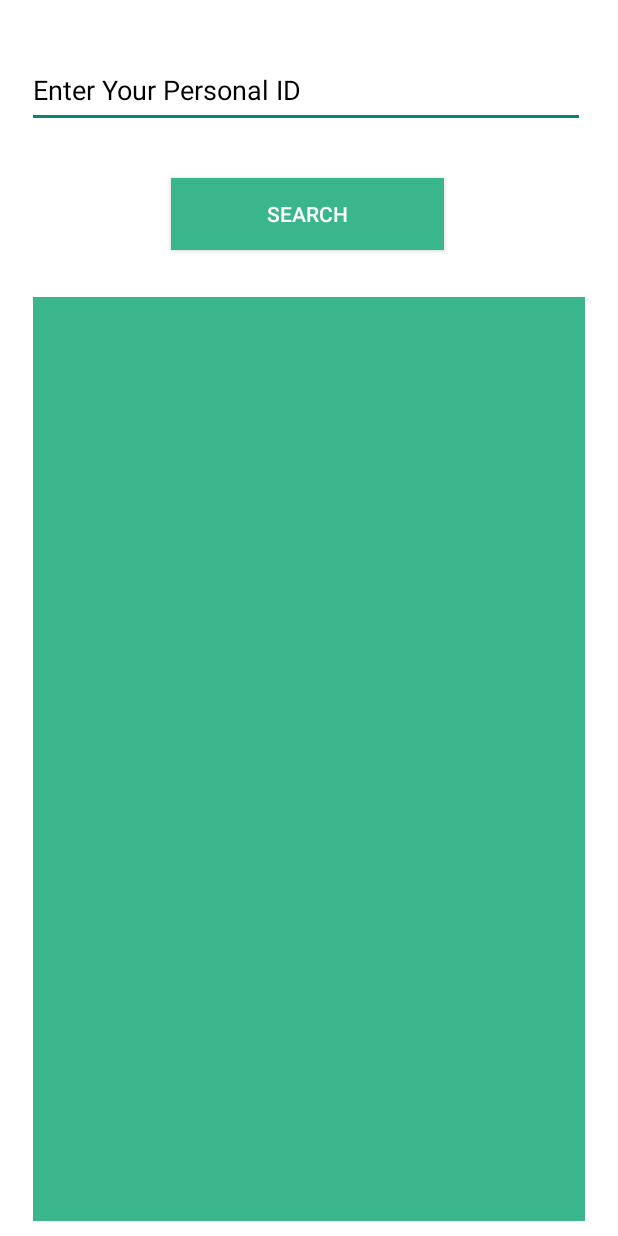
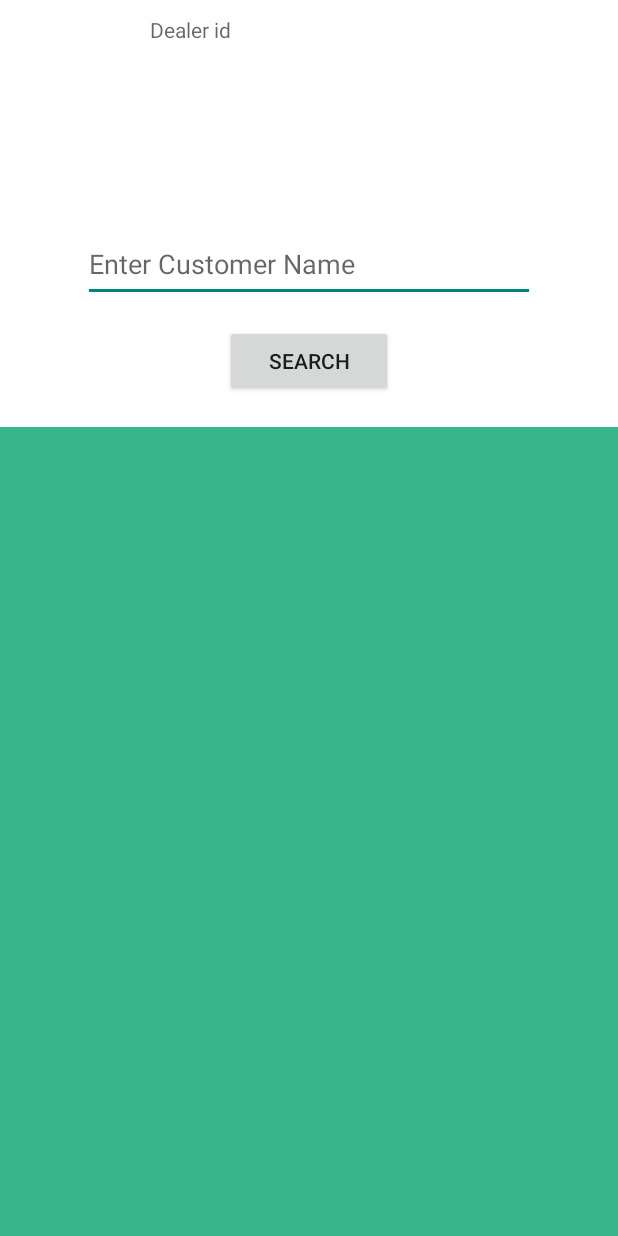
Before and after one commit to Rohancp29/Solar, an Android app: the Your_Customer screen opened directly, with no data from a screen before it, on a phone screen of 412 x 824 dp. Run offline under Robolectric (Android 15) with nearby library versions, the phone set to English and light mode, and no system bars; our stand-ins replace Firebase (no records; nobody signed in at launch, a user with empty details on screens opened directly), Volley; network calls fail; 1 statement that could not run was skipped.

Commit message:
myregistration
done

```diff
--- a/app/src/main/java/com/example/android/samrudhisolar/CustomerAdapter.java
+++ b/app/src/main/java/com/example/android/samrudhisolar/CustomerAdapter.java
@@ -41,9 +41,10 @@ public class CustomerAdapter extends RecyclerView.Adapter<CustomerAdapter.ViewHo
     public void onBindViewHolder(@NonNull CustomerAdapter.ViewHolder holder, int position) {
         CustomerModel customerModel=list.get(position);
         holder.nameTV.setText(customerModel.getNamecu());
-        holder.emailTV.setText(customerModel.getEmailcu());
+        holder.emailTV.setText(customerModel.getSystemsearialno());
         holder.addressTV.setText(customerModel.getAddresscu());
         holder.phoneTV.setText(customerModel.getPhonecu());
+        holder.dateodinstall.setText(customerModel.getDateofinstall());
         Glide.with(context).load(list.get(position).getImagecu()).fitCenter().apply(option).into(holder.customerIV);
     }
 
@@ -56,7 +57,7 @@ public class CustomerAdapter extends RecyclerView.Adapter<CustomerAdapter.ViewHo
         notifyDataSetChanged();
     }
     public class ViewHolder extends RecyclerView.ViewHolder {
-        TextView nameTV,emailTV,addressTV,phoneTV;
+        TextView nameTV,emailTV,addressTV,phoneTV,dateodinstall;
         ImageView customerIV;
         public ViewHolder(@NonNull View itemView) {
             super(itemView);
@@ -65,6 +66,7 @@ public class CustomerAdapter extends RecyclerView.Adapter<CustomerAdapter.ViewHo
             addressTV=itemView.findViewById(R.id.idTVCUAddress);
             phoneTV=itemView.findViewById(R.id.idTVCUPhoneNumber);
             customerIV=itemView.findViewById(R.id.idIVcu);
+            dateodinstall=itemView.findViewById(R.id.idTVCUdateinstl);
         }
     }
 }
--- a/app/src/main/java/com/example/android/samrudhisolar/Your_Customer.java
+++ b/app/src/main/java/com/example/android/samrudhisolar/Your_Customer.java
@@ -1,5 +1,6 @@
 package com.example.android.samrudhisolar;
 
+import androidx.annotation.NonNull;
 import androidx.appcompat.app.AppCompatActivity;
 import androidx.recyclerview.widget.LinearLayoutManager;
 import androidx.recyclerview.widget.RecyclerView;
@@ -10,6 +11,7 @@ import android.text.TextUtils;
 import android.view.View;
 import android.widget.Button;
 import android.widget.EditText;
+import android.widget.TextView;
 import android.widget.Toast;
 
 import com.android.volley.Request;
@@ -18,6 +20,13 @@ import com.android.volley.Response;
 import com.android.volley.VolleyError;
 import com.android.volley.toolbox.JsonObjectRequest;
 import com.android.volley.toolbox.Volley;
+import com.google.firebase.auth.FirebaseAuth;
+import com.google.firebase.auth.FirebaseUser;
+import com.google.firebase.database.DataSnapshot;
+import com.google.firebase.database.DatabaseError;
+import com.google.firebase.database.DatabaseReference;
+import com.google.firebase.database.FirebaseDatabase;
+import com.google.firebase.database.ValueEventListener;
 
 import org.json.JSONArray;
 import org.json.JSONException;
@@ -32,44 +41,39 @@ public class Your_Customer extends AppCompatActivity {
     private CustomerAdapter adapter;
     private EditText edph;
     private Button secur;
+    private TextView DealerID;
+    @SuppressLint("MissingInflatedId")
     @Override
     protected void onCreate(Bundle savedInstanceState) {
         super.onCreate(savedInstanceState);
         setContentView(R.layout.activity_your_customer);
        // list=new ArrayList<>();
         recyclerView=findViewById(R.id.recyclerviewcustomer);
-        edph=findViewById(R.id.cuname);
-        secur=findViewById(R.id.secustomer);
-        /*secur.setOnClickListener(new View.OnClickListener() {
+        edph=findViewById(R.id.searchcustomeret);
+        secur=findViewById(R.id.searchcunamebt);
+        DealerID=findViewById(R.id.dealeridtv);
 
-            @SuppressLint("NotifyDataSetChanged")
-            @Override
-            public void onClick(View view) {
-                Toast.makeText(Your_Customer.this, "Siuuuuuuuuuuuuoooooooooooo", Toast.LENGTH_SHORT).show();
-                String ed=edph.getText().toString();
-                if(ed.length() == 10){
-                    ArrayList<CustomerModel> filteredList = new ArrayList<CustomerModel>();
-                    for(CustomerModel customerModel : list){
-                        if(customerModel.getPhonecu().equals(ed)){
-                            filteredList.add(customerModel);
-                        }
-                    }
-                    if (!filteredList.isEmpty()) {
-                        Toast.makeText(Your_Customer.this,"Response showing", Toast.LENGTH_SHORT).show();
-                        recyclerView.setAdapter(new CustomerAdapter(Your_Customer.this, filteredList));
-                       // adapter.notifyDataSetChanged();
-//                        adapter.setData(filteredList);
-//                        recyclerView.setAdapter(adapter);
-                    } else {
-                        Toast.makeText(Your_Customer.this, "No data found for the entered id", Toast.LENGTH_SHORT).show();
-                        adapter.setData(new ArrayList<>());
-                        adapter.notifyDataSetChanged();
-                    }
-                }else{
-                    Toast.makeText(Your_Customer.this, "Please enter a valid id", Toast.LENGTH_SHORT).show();
+        FirebaseUser currentFirebaseUser = FirebaseAuth.getInstance().getCurrentUser();
+        if (currentFirebaseUser != null) {
+            FirebaseDatabase database = FirebaseDatabase.getInstance();
+            DatabaseReference reference = database.getReference("Dealers").child(currentFirebaseUser.getUid());
+            reference.addValueEventListener(new ValueEventListener() {
+                @Override
+                public void onDataChange(@NonNull DataSnapshot snapshot) {
+                    DealerID.setText(snapshot.child("Validation code").getValue(String.class));
+
                 }
-            }
-        });*/
+
+                @Override
+                public void onCancelled(@NonNull DatabaseError error) {
+
+                }
+            });
+        } else {
+            Toast.makeText(Your_Customer.this, "User is not logged in", Toast.LENGTH_SHORT).show();
+        }
+
+
         getData();
     }
 
@@ -96,54 +100,43 @@ public class Your_Customer extends AppCompatActivity {
                         String imagecu=object.getString("Photo");
 
                         list.add(new CustomerModel(dealerid,dealername,namecu,emailcu,addresscu,phonecu,imagecu,solarcapacity,systemserialno,dateofinstall));
-                        /*  search.setOnClickListener(new View.OnClickListener() {
+                        recyclerView.setAdapter(new CustomerAdapter(Your_Customer.this,list));
 
-                            @SuppressLint("NotifyDataSetChanged")
-                            @Override
-                            public void onClick(View view) {
-                                Toast.makeText(Your_Customer.this, "Siuuuuuuuuuuuuoooooooooooo", Toast.LENGTH_SHORT).show();
-                                String ed=edph.getText().toString();
-                                if(ed.length() == 6){
-                                    ArrayList<CustomerModel> filteredList = new ArrayList<CustomerModel>();
-                                    for(CustomerModel customerModel : list){
-                                        if(customerModel.getDealerid().equals(ed)){
-                                            filteredList.add(customerModel);
-                                        }
-                                    }
-                                    if (!filteredList.isEmpty()) {
-                                        Toast.makeText(Your_Customer.this,"Response showing", Toast.LENGTH_SHORT).show();
-                                        recyclerView.setAdapter(new CustomerAdapter(Your_Customer.this, filteredList));
-                                        adapter.notifyDataSetChanged();
-                                    } else {
-                                        Toast.makeText(Your_Customer.this, "No data found for the entered phone number", Toast.LENGTH_SHORT).show();
-                                        adapter.setData(new ArrayList<>());
-                                        adapter.notifyDataSetChanged();
-                                    }
-                                }else{
-                                    Toast.makeText(Your_Customer.this, "Please enter a valid phone number", Toast.LENGTH_SHORT).show();
-                                }
-                            }
-                        });*/
-//                        adapter=new MyAdapter(MainActivity.this,list);
-//
-//                        recyclerView.setHasFixedSize(true);
-//                        recyclerView.setLayoutManager(new LinearLayoutManager(MainActivity.this));
-//                        recyclerView.setAdapter(adapter);
 
 
                     }
+                    String dealerId = DealerID.getText().toString();
+                    Toast.makeText(Your_Customer.this, "DDDDDDDD"+dealerId, Toast.LENGTH_SHORT).show();
 
+                    List<CustomerModel> filteredList = new ArrayList<>();
+                    for (CustomerModel customer : list) {
+                       // Toast.makeText(Your_Customer.this, "apidealer"+customer.getDealerid(), Toast.LENGTH_SHORT).show();
+                        if (customer.getDealerid().equals(dealerId)) {
+
+                            filteredList.add(customer);
+                        }
+
+                    }
+                    if(!filteredList.isEmpty()) {
+                        Toast.makeText(Your_Customer.this, "Data showing", Toast.LENGTH_SHORT).show();
+                        // Set the filtered list as the data source for the recycler view
+                        recyclerView.setHasFixedSize(true);
+                        recyclerView.setLayoutManager(new LinearLayoutManager(Your_Customer.this));
+                        recyclerView.setAdapter(new CustomerAdapter(Your_Customer.this, filteredList));
+                        // adapter.notifyDataSetChanged();
+                    }
+                    else{
+                        Toast.makeText(Your_Customer.this, "No data found", Toast.LENGTH_SHORT).show();
+                    }
 
                 } catch (JSONException e) {
                     Toast.makeText(Your_Customer.this,e.getMessage(),Toast.LENGTH_SHORT).show();
 
 
                 }
-                CustomerAdapter adapter= new CustomerAdapter(Your_Customer.this,list);
-                recyclerView.setLayoutManager(new LinearLayoutManager(Your_Customer.this));
-                recyclerView.setHasFixedSize(true);
-                recyclerView.setAdapter(adapter);
-                adapter.notifyDataSetChanged();
+
+
+
             }
         }, new Response.ErrorListener() {
             @Override
@@ -156,4 +149,8 @@ public class Your_Customer extends AppCompatActivity {
         RequestQueue queue= Volley.newRequestQueue(this);
         queue.add(jsonObjectRequest);
     }
+
+    private void filterData(List<CustomerModel> list) {
+
+    }
 }
--- a/app/src/main/res/layout/activity_your_customer.xml
+++ b/app/src/main/res/layout/activity_your_customer.xml
@@ -8,49 +8,55 @@
     android:background="@color/white">
 
 
-    <EditText
-        android:id="@+id/cuname"
+    <TextView
+        android:id="@+id/dealeridtv"
         android:layout_width="match_parent"
-        android:layout_height="50dp"
+        android:layout_height="30dp"
+        android:hint="Dealer id"
+        android:textColor="@color/black"
+        android:layout_above="@+id/searchcustomeret"
         android:layout_alignParentStart="true"
         android:layout_alignParentTop="true"
         android:layout_alignParentEnd="true"
-        android:layout_marginStart="18dp"
-        android:layout_marginTop="35dp"
-        android:layout_marginEnd="22dp"
-        android:hint="Enter Your Personal ID"
+        android:layout_marginStart="100dp"
+        android:layout_marginTop="10dp"
+        android:layout_marginEnd="100dp"
+        android:layout_marginBottom="10dp" />
+
+    <EditText
+        android:id="@+id/searchcustomeret"
+        android:layout_width="match_parent"
+        android:layout_height="50dp"
+        android:hint="Enter Customer Name"
         android:textColor="@color/black"
-        android:textColorHint="@color/black" />
+        android:layout_above="@+id/searchcunamebt"
+        android:layout_alignParentStart="true"
+        android:layout_alignParentEnd="true"
+        android:layout_marginStart="55dp"
+        android:layout_marginEnd="55dp"
+        android:layout_marginBottom="15dp" />
 
     <Button
-        android:id="@+id/secustomer"
-        android:layout_width="180dp"
+        android:id="@+id/searchcunamebt"
+        android:text="search"
+        android:layout_width="229dp"
         android:layout_height="wrap_content"
-
-        android:layout_below="@+id/cuname"
-
+        android:layout_above="@+id/recyclerviewcustomer"
         android:layout_alignParentStart="true"
         android:layout_alignParentEnd="true"
-        android:layout_marginStart="114dp"
-        android:layout_marginTop="33dp"
-        android:layout_marginEnd="116dp"
-        android:background="@color/green"
-        android:text="Search"
-        android:textColor="@color/white" />
+        android:layout_marginStart="150dp"
+        android:layout_marginEnd="150dp"
+        android:layout_marginBottom="20dp" />
 
     <androidx.recyclerview.widget.RecyclerView
         android:id="@+id/recyclerviewcustomer"
         android:layout_width="377dp"
         android:layout_height="539dp"
-android:background="@color/green"
-        android:layout_below="@+id/secustomer"
+        android:background="@color/green"
         android:layout_alignParentStart="true"
         android:layout_alignParentEnd="true"
         android:layout_alignParentBottom="true"
-        android:layout_marginStart="22dp"
-        android:layout_marginTop="31dp"
-        android:layout_marginEnd="22dp"
-        android:layout_marginBottom="10dp"
+
       />
 
 
--- a/app/src/main/res/layout/cudata_list.xml
+++ b/app/src/main/res/layout/cudata_list.xml
@@ -1,15 +1,16 @@
 <?xml version="1.0" encoding="utf-8"?>
 <LinearLayout xmlns:android="http://schemas.android.com/apk/res/android"
     android:layout_width="match_parent"
-    android:layout_height="150dp"
+    android:layout_height="180dp"
     android:orientation="horizontal"
     android:background="@color/neon_green">
     <!--image view for displaying user image-->
     <ImageView
         android:id="@+id/idIVcu"
-        android:src="@drawable/imagebackground"
+        android:src="@mipmap/ic_launcher"
         android:layout_width="120dp"
-        android:layout_height="120dp"
+
+        android:layout_height="150dp"
         android:layout_marginStart="10dp"
         android:layout_marginTop="10dp"
         android:layout_marginEnd="10dp"
@@ -17,7 +18,7 @@
         />
     <LinearLayout
         android:layout_width="match_parent"
-        android:layout_height="131dp"
+        android:layout_height="170dp"
         android:layout_margin="8dp"
         android:orientation="vertical">
 
@@ -67,6 +68,15 @@
             android:textColor="@color/white"
             android:textSize="15sp"
             android:layout_marginBottom="10dp"/>
+        <TextView
+            android:id="@+id/idTVCUdateinstl"
+            android:layout_width="match_parent"
+            android:layout_height="wrap_content"
+
+
+            android:text="Date of Installation"
+            android:textColor="@color/white"
+            android:textSize="15sp" />
 
     </LinearLayout>
 
```
